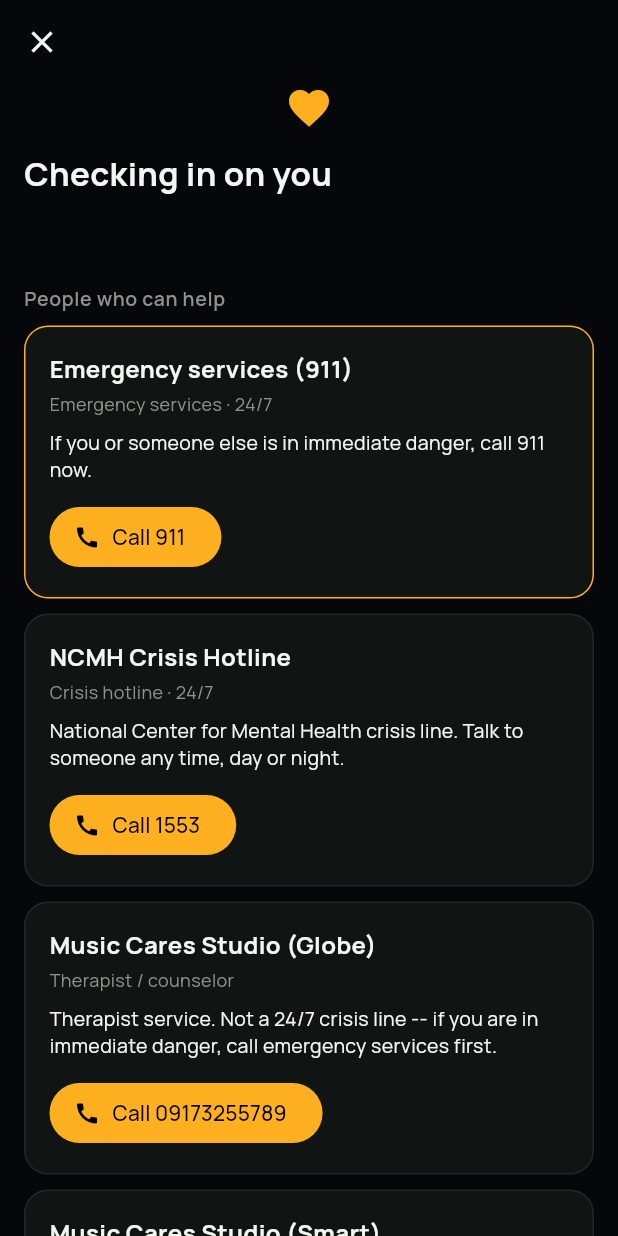
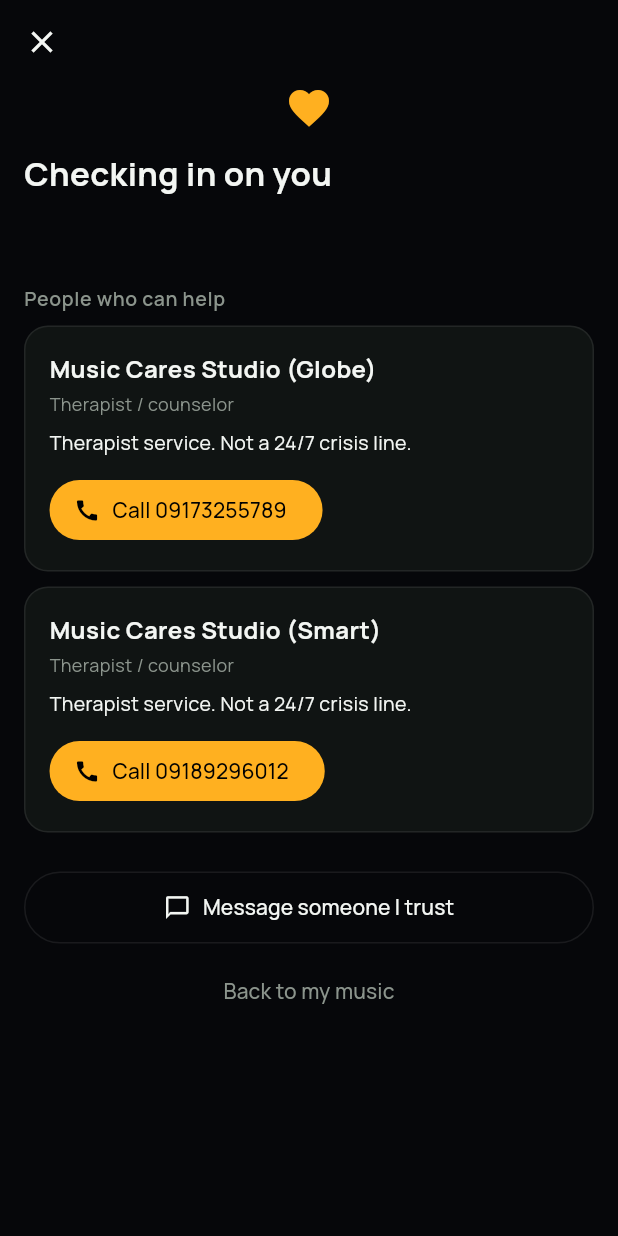
Before and after one commit to John-Vincent-Urie/Emotune, a Flutter app: the SupportScreen screen opened directly with empty values, on a phone screen of 412 x 824 dp. Run offline on Flutter 3.47's test engine with Material 3 defaults, Android fonts, the phone set to English and light mode, and no system bars; our stand-ins replace cached_network_image, fl_chart, google_fonts, just_audio, shared_preferences; accounts and stored records are empty; network calls fail.

Commit message:
Show only Music Cares Studio as a bundled support contact
Owner decision 2026-10-08: 911 and the NCMH Crisis Hotline are taken out
of the shown contacts until replacement numbers are verified (backend
migration 0006). The bundled offline list now matches.

- The Terms DRAFT no longer names those numbers; it says to contact local
  emergency services, with a note for the owner to add verified numbers.
- The Privacy DRAFT drops the Gemini safety-check disclosure, since that
  check was removed. The music-picker disclosure stays.
- Tests expect only the two Music Cares numbers.

Co-Authored-By: Claude Opus 5.5 <noreply@anthropic.com>

```diff
--- a/flutter_app/lib/screens/legal/legal_screen.dart
+++ b/flutter_app/lib/screens/legal/legal_screen.dart
@@ -110,8 +110,9 @@ const List<_Section> _termsSections = [
         'not diagnose or treat anything. Music suggestions are not therapy.',
   ]),
   _Section('If you are in danger', [
-    'If you or someone else is in immediate danger, call 911. You can reach '
-        'the NCMH Crisis Hotline at 1553, 24 hours a day.',
+    'If you or someone else is in immediate danger, contact your local '
+        'emergency services right away. [Project owner: add verified '
+        'emergency and crisis-line numbers here once sourced.]',
     'EmoTune checks messages for signs that someone may be at risk and, if it '
         'finds them, shows support contacts instead of music. This check can '
         'miss things. Never rely on EmoTune to notice that you need help.',
@@ -151,7 +152,7 @@ const List<_Section> _privacySections = [
   _Section('Who else sees your text', [
     'Google Gemini: to choose songs, EmoTune may send what you typed, the '
         'detected emotion and your preferred artists to Google\'s Gemini AI '
-        'service. Your text may also be sent to Gemini for a safety check. '
+        'service. '
         'These requests contain the text only, not your name, email or '
         'account ID. Google handles that data under its own terms.',
     'Spotify: song searches and playback go through Spotify.',
--- a/flutter_app/lib/services/support_contacts.dart
+++ b/flutter_app/lib/services/support_contacts.dart
@@ -1,45 +1,29 @@
-/// The support contacts the project owner verified on 2026-10-04, bundled in
-/// the app so the support screen and the check-in banner still list them when
-/// the backend cannot be reached.
+/// The support contacts bundled in the app so the support screen and the
+/// check-in banner still list someone when the backend cannot be reached.
 ///
-/// Same shape (SupportResource.to_payload) and order as backend migrations
-/// 0003/0004: emergency first, then the 24/7 hotline, then the therapist
-/// practice, which does not answer at 2am.
+/// Same shape as `SupportResource.to_payload`. Owner decision, 2026-10-08:
+/// 911 and the NCMH Crisis Hotline (backend migration 0004) are out of the
+/// shown contacts while replacement numbers are sourced and verified -- see
+/// backend migration 0006. That leaves no emergency/24-7-hotline entry here
+/// for now, which is why the Music Cares description below no longer tells
+/// people to "call emergency services first": there is nothing in this list
+/// for that sentence to point at.
 ///
 /// Do not add numbers here unless the project owner has verified them. Keep
-/// this list in step with those migrations.
+/// this list in step with the backend migrations.
 const List<Map<String, dynamic>> kBundledSupportContacts = [
-  {
-    'name': 'Emergency services (911)',
-    'kind': 'emergency',
-    'kind_label': 'Emergency services',
-    'description': 'If you or someone else is in immediate danger, call 911 now.',
-    'phone': '911',
-    'hours': '24/7',
-  },
-  {
-    'name': 'NCMH Crisis Hotline',
-    'kind': 'hotline',
-    'kind_label': 'Crisis hotline',
-    'description': 'National Center for Mental Health crisis line. Talk to '
-        'someone any time, day or night.',
-    'phone': '1553',
-    'hours': '24/7',
-  },
   {
     'name': 'Music Cares Studio (Globe)',
     'kind': 'counselor',
     'kind_label': 'Therapist / counselor',
-    'description': 'Therapist service. Not a 24/7 crisis line -- if you are in '
-        'immediate danger, call emergency services first.',
+    'description': 'Therapist service. Not a 24/7 crisis line.',
     'phone': '09173255789',
   },
   {
     'name': 'Music Cares Studio (Smart)',
     'kind': 'counselor',
     'kind_label': 'Therapist / counselor',
-    'description': 'Therapist service. Not a 24/7 crisis line -- if you are in '
-        'immediate danger, call emergency services first.',
+    'description': 'Therapist service. Not a 24/7 crisis line.',
     'phone': '09189296012',
   },
 ];
```
Also changed, not shown: 1 other file.
